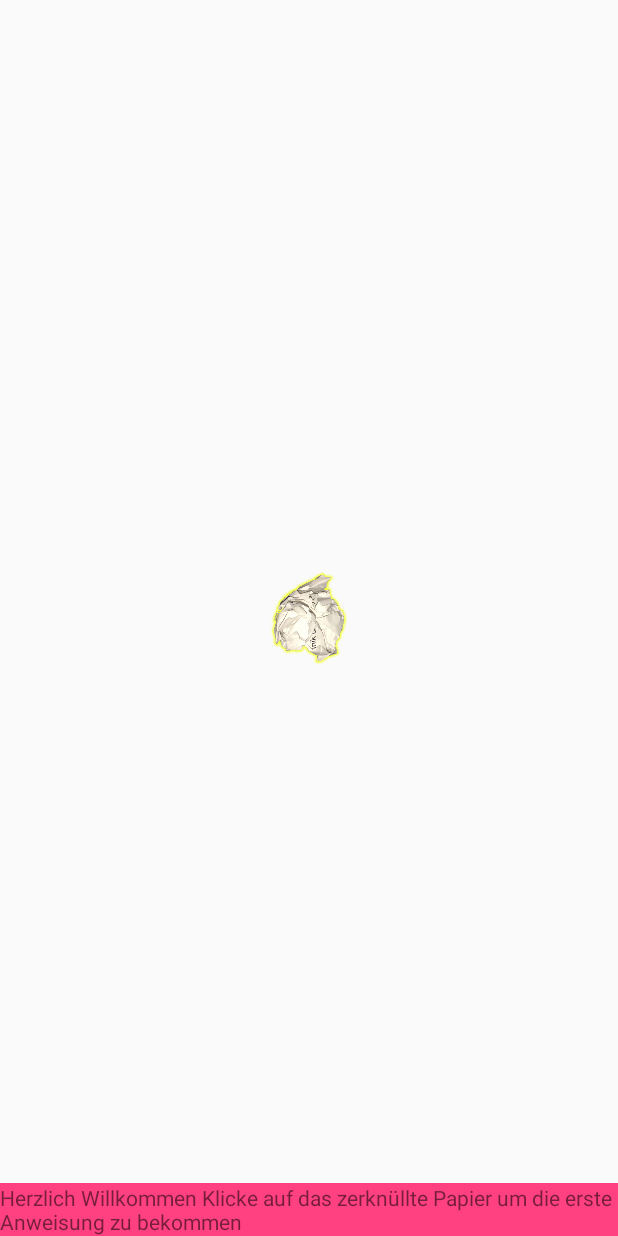
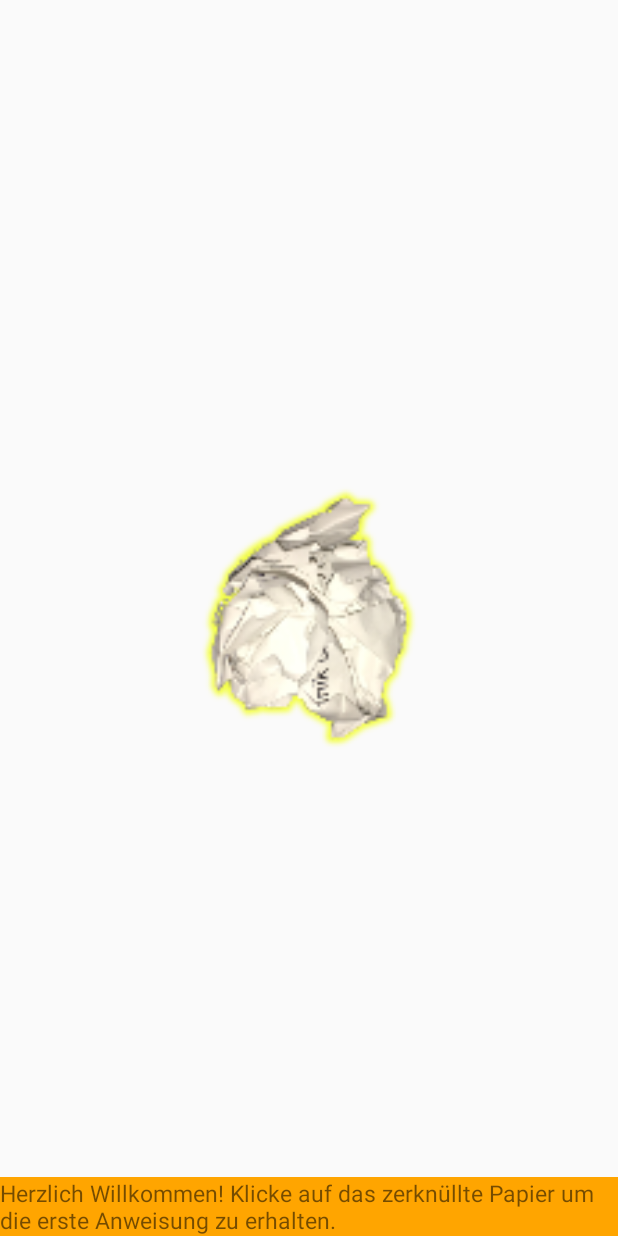
Before and after one commit to Lycentzia/AufderSpur, an Android app: the layout activity_main.xml on its own in the app's theme, with its tools: preview values and no code run, on a phone screen of 412 x 824 dp. Run offline under Robolectric (Android 15) with nearby library versions, the phone set to English and light mode, and no system bars.

```diff
--- a/app/src/main/res/layout/activity_main.xml
+++ b/app/src/main/res/layout/activity_main.xml
@@ -13,10 +13,13 @@
         android:layout_height="match_parent"
         android:visibility="visible" />
 
+
+
     <ImageButton
         android:id="@+id/lupe"
-        android:layout_width="wrap_content"
-        android:layout_height="wrap_content"
+        android:layout_width="300dp"
+        android:layout_height="300dp"
+        android:scaleType="fitCenter"
         android:layout_gravity="center"
         android:src="@mipmap/paper_foreground"
         android:onClick="changeToTextView"
@@ -28,10 +31,9 @@
         android:layout_height="wrap_content"
         android:layout_gravity="bottom"
         android:layout_marginTop="10dp"
-        android:text="Herzlich Willkommen Klicke auf das zerknüllte Papier um die erste Anweisung zu bekommen"
-        android:onClick="changeToButton"
-        android:clickable="true"
-        android:background="@color/colorAccent"
+        android:text="Herzlich Willkommen! Klicke auf das zerknüllte Papier um die erste Anweisung zu erhalten."
+        android:textSize="15dp"
+        android:background="#FFA500"
         />
 
 </FrameLayout>
```
Also changed, not shown: app/src/main/java/com/example/giulia/usingcamera/MainActivity.java (+71 -11 lines).
